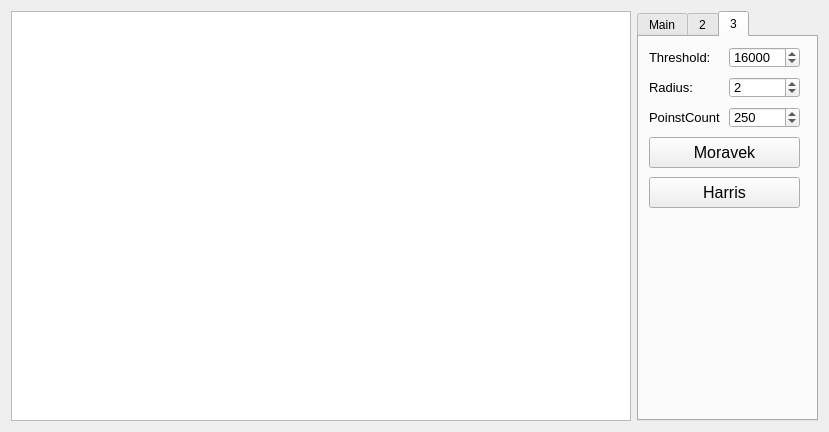
Old version of the form Gui/mainwindow.ui in the repository faystmax/ComputerVision.
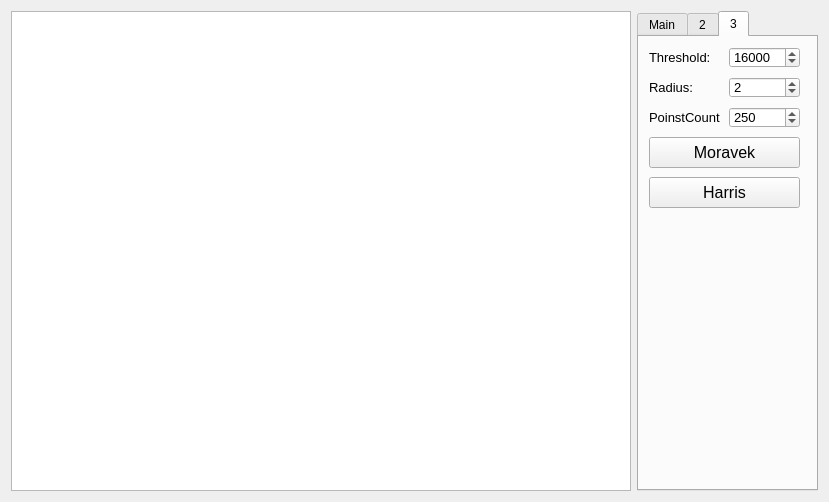
New version of the form. Icons and pictures are not drawn.

The edit to the form file:
```diff
--- a/Gui/mainwindow.ui
+++ b/Gui/mainwindow.ui
@@ -7,7 +7,7 @@
     <x>0</x>
     <y>0</y>
     <width>829</width>
-    <height>432</height>
+    <height>502</height>
    </rect>
   </property>
   <property name="minimumSize">
```
